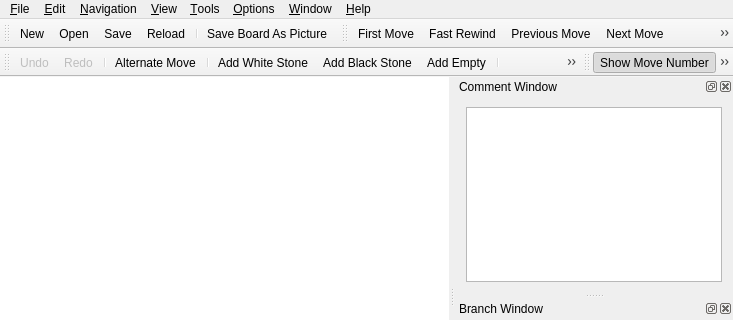
nullx002/mugo, file mainwindow.ui: the form before one commit; both pictures show x 0 to 733 and y 0 to 320 of the 733 by 537 pixel window.
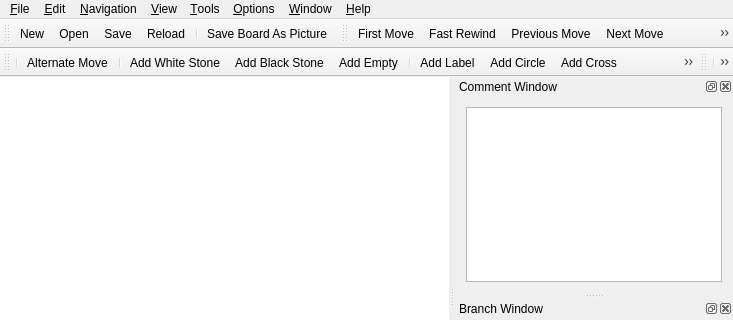
The form after the commit. Icons and pictures are not drawn. Custom widgets are drawn as their Qt base class.

Commit message: undo/redo途中

Patch:
```diff
--- a/mainwindow.ui
+++ b/mainwindow.ui
@@ -363,8 +363,6 @@
    <attribute name="toolBarBreak">
     <bool>true</bool>
    </attribute>
-   <addaction name="actionUndo"/>
-   <addaction name="actionRedo"/>
    <addaction name="separator"/>
    <addaction name="actionAlternateMove"/>
    <addaction name="separator"/>
@@ -398,7 +396,6 @@
    <attribute name="toolBarBreak">
     <bool>false</bool>
    </attribute>
-   <addaction name="actionShowMoveNumber"/>
    <addaction name="separator"/>
    <addaction name="actionRotateBoardClockwise"/>
    <addaction name="actionFlipBoardHorizontally"/>
@@ -552,30 +549,6 @@
     <string>&amp;About...</string>
    </property>
   </action>
-  <action name="actionUndo">
-   <property name="enabled">
-    <bool>false</bool>
-   </property>
-   <property name="icon">
-    <iconset>
-     <normaloff>:/res/undo.png</normaloff>:/res/undo.png</iconset>
-   </property>
-   <property name="text">
-    <string>&amp;Undo</string>
-   </property>
-  </action>
-  <action name="actionRedo">
-   <property name="enabled">
-    <bool>false</bool>
-   </property>
-   <property name="icon">
-    <iconset>
-     <normaloff>:/res/redo.png</normaloff>:/res/redo.png</iconset>
-   </property>
-   <property name="text">
-    <string>&amp;Redo</string>
-   </property>
-  </action>
   <action name="actionGameInformation">
    <property name="text">
     <string>Game Information</string>
```
Left out of the diff: 90 changed lines with no effect on the pictures. The commit also changes 4 other files.
